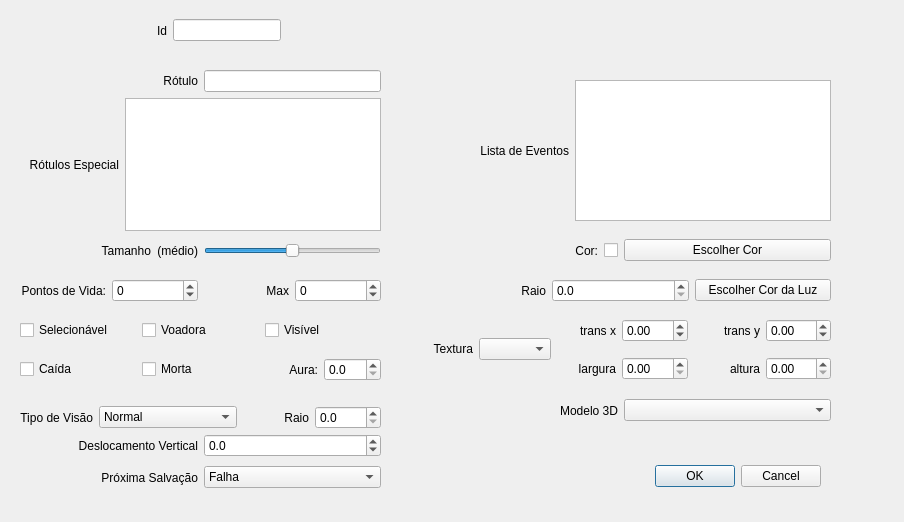
matferib/tabuleiro-virtual, file ifg/qt/ui/entidade.ui: the form before one commit.
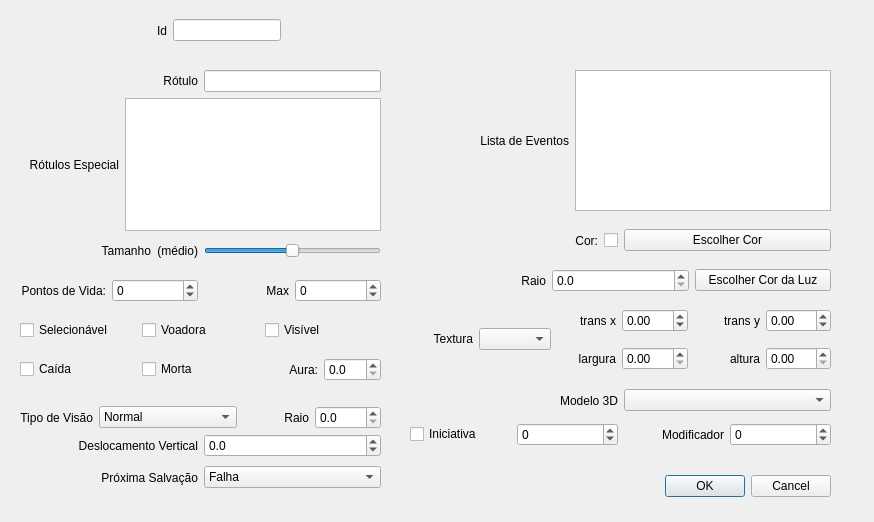
The form after the commit.

Commit message: ui com iniciativa

What changed in the file:
```diff
--- a/ifg/qt/ui/entidade.ui
+++ b/ifg/qt/ui/entidade.ui
@@ -7,7 +7,7 @@
    <rect>
     <x>0</x>
     <y>0</y>
-    <width>904</width>
+    <width>874</width>
     <height>522</height>
    </rect>
   </property>
@@ -26,8 +26,8 @@
   <widget class="QDialogButtonBox" name="botoes">
    <property name="geometry">
     <rect>
-     <x>480</x>
-     <y>460</y>
+     <x>490</x>
+     <y>470</y>
      <width>341</width>
      <height>32</height>
     </rect>
@@ -69,7 +69,7 @@
    <property name="geometry">
     <rect>
      <x>410</x>
-     <y>230</y>
+     <y>220</y>
      <width>421</width>
      <height>41</height>
     </rect>
@@ -124,7 +124,7 @@
    <property name="geometry">
     <rect>
      <x>410</x>
-     <y>270</y>
+     <y>260</y>
      <width>421</width>
      <height>41</height>
     </rect>
@@ -583,7 +583,7 @@
    <property name="geometry">
     <rect>
      <x>410</x>
-     <y>80</y>
+     <y>70</y>
      <width>421</width>
      <height>141</height>
     </rect>
@@ -685,7 +685,7 @@
    <property name="geometry">
     <rect>
      <x>410</x>
-     <y>390</y>
+     <y>380</y>
      <width>421</width>
      <height>41</height>
     </rect>
@@ -706,11 +706,11 @@
     </item>
    </layout>
   </widget>
-  <widget class="QWidget" name="">
+  <widget class="QWidget" name="layoutWidget">
    <property name="geometry">
     <rect>
      <x>410</x>
-     <y>310</y>
+     <y>300</y>
      <width>141</width>
      <height>78</height>
     </rect>
@@ -735,7 +735,7 @@
    <property name="geometry">
     <rect>
      <x>550</x>
-     <y>310</y>
+     <y>300</y>
      <width>281</width>
      <height>81</height>
     </rect>
@@ -873,6 +873,70 @@
     </item>
    </layout>
   </widget>
+  <widget class="QWidget" name="layoutWidget_3">
+   <property name="geometry">
+    <rect>
+     <x>410</x>
+     <y>420</y>
+     <width>421</width>
+     <height>29</height>
+    </rect>
+   </property>
+   <layout class="QHBoxLayout" name="horizontalLayout_28">
+    <item>
+     <widget class="QCheckBox" name="checkbox_iniciativa">
+      <property name="toolTip">
+       <string>Se marco, entidade cairá.</string>
+      </property>
+      <property name="text">
+       <string>Iniciativa</string>
+      </property>
+     </widget>
+    </item>
+    <item>
+     <widget class="QSpinBox" name="spin_iniciativa">
+      <property name="toolTip">
+       <string>Pontos de vida para entidade.</string>
+      </property>
+      <property name="minimum">
+       <number>-100</number>
+      </property>
+      <property name="maximum">
+       <number>999</number>
+      </property>
+     </widget>
+    </item>
+    <item>
+     <widget class="QLabel" name="label_22">
+      <property name="sizePolicy">
+       <sizepolicy hsizetype="Preferred" vsizetype="Preferred">
+        <horstretch>0</horstretch>
+        <verstretch>0</verstretch>
+       </sizepolicy>
+      </property>
+      <property name="text">
+       <string>Modificador</string>
+      </property>
+      <property name="alignment">
+       <set>Qt::AlignRight|Qt::AlignTrailing|Qt::AlignVCenter</set>
+      </property>
+     </widget>
+    </item>
+    <item>
+     <widget class="QSpinBox" name="spin_modificador_iniciativa">
+      <property name="toolTip">
+       <string>Máximo de pontos de vida para entidade.</string>
+      </property>
+      <property name="minimum">
+       <number>-100</number>
+      </property>
+      <property name="maximum">
+       <number>999</number>
+      </property>
+     </widget>
+    </item>
+   </layout>
+  </widget>
  </widget>
  <resources/>
  <connections>
```
The commit also changes 2 other files.
